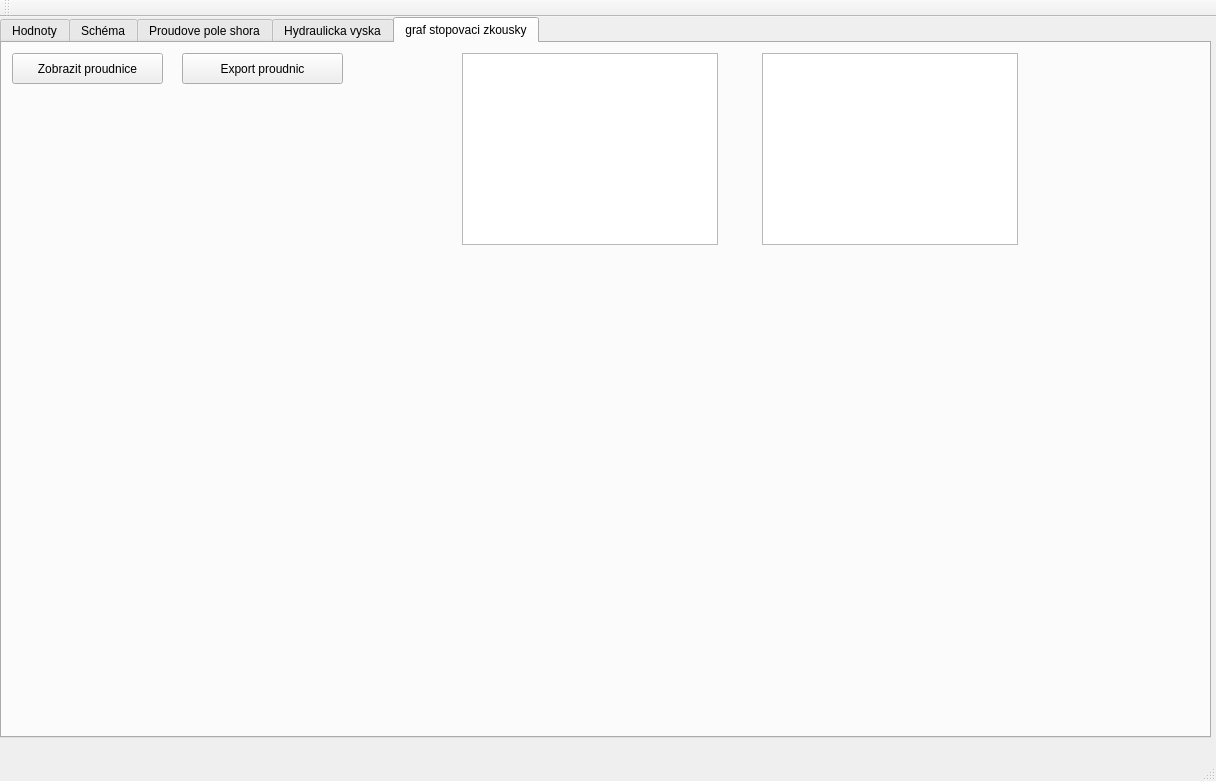
durhan/Program, file mainwindow.ui: the form before one commit.
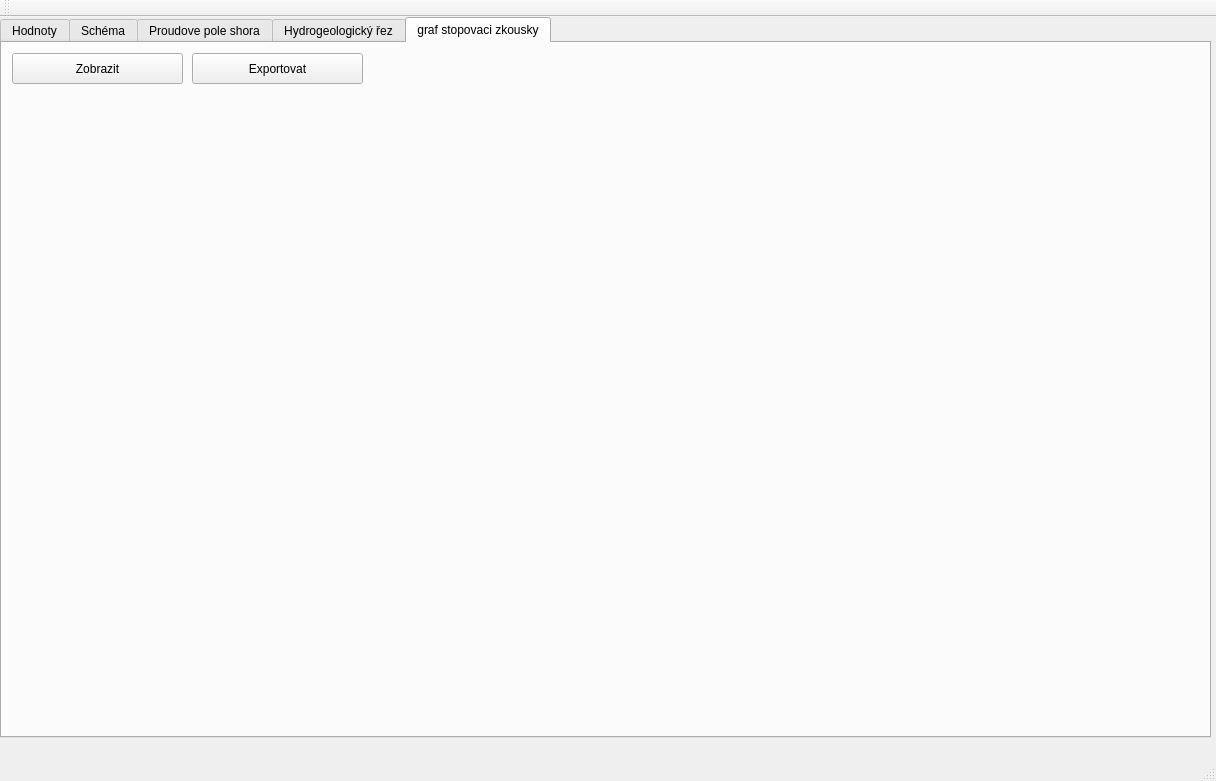
The form after the commit. The open tabs and pages were chosen to show the change.

Commit message:
Vecer po Banyho odchodu
Jen soupani tlacitkama aj.

Patch:
```diff
--- a/mainwindow.ui
+++ b/mainwindow.ui
@@ -723,7 +723,7 @@
     </widget>
     <widget class="QWidget" name="tab_5">
      <attribute name="title">
-      <string>Hydraulicka vyska</string>
+      <string>Hydrogeologický řez</string>
      </attribute>
      <widget class="QWidget" name="FrameHH" native="true">
       <property name="geometry">
@@ -842,19 +842,19 @@
       <property name="geometry">
        <rect>
         <x>20</x>
-        <y>220</y>
-        <width>561</width>
-        <height>451</height>
+        <y>60</y>
+        <width>981</width>
+        <height>611</height>
        </rect>
       </property>
      </widget>
      <widget class="QWidget" name="widgetTracer" native="true">
       <property name="geometry">
        <rect>
-        <x>620</x>
-        <y>230</y>
-        <width>561</width>
-        <height>451</height>
+        <x>1020</x>
+        <y>10</y>
+        <width>171</width>
+        <height>141</height>
        </rect>
       </property>
      </widget>
@@ -863,45 +863,25 @@
        <rect>
         <x>10</x>
         <y>10</y>
-        <width>151</width>
+        <width>171</width>
         <height>31</height>
        </rect>
       </property>
       <property name="text">
-       <string>Zobrazit proudnice</string>
+       <string>Zobrazit</string>
       </property>
      </widget>
      <widget class="QPushButton" name="proudExport">
       <property name="geometry">
        <rect>
-        <x>180</x>
+        <x>190</x>
         <y>10</y>
-        <width>161</width>
+        <width>171</width>
         <height>31</height>
        </rect>
       </property>
       <property name="text">
-       <string>Export proudnic</string>
-      </property>
-     </widget>
-     <widget class="QListWidget" name="listWidget">
-      <property name="geometry">
-       <rect>
-        <x>460</x>
-        <y>10</y>
-        <width>256</width>
-        <height>192</height>
-       </rect>
-      </property>
-     </widget>
-     <widget class="QListWidget" name="listWidget_2">
-      <property name="geometry">
-       <rect>
-        <x>760</x>
-        <y>10</y>
-        <width>256</width>
-        <height>192</height>
-       </rect>
+       <string>Exportovat</string>
       </property>
      </widget>
     </widget>
```
Left out of the diff: 34 changed lines with no effect on the pictures.
